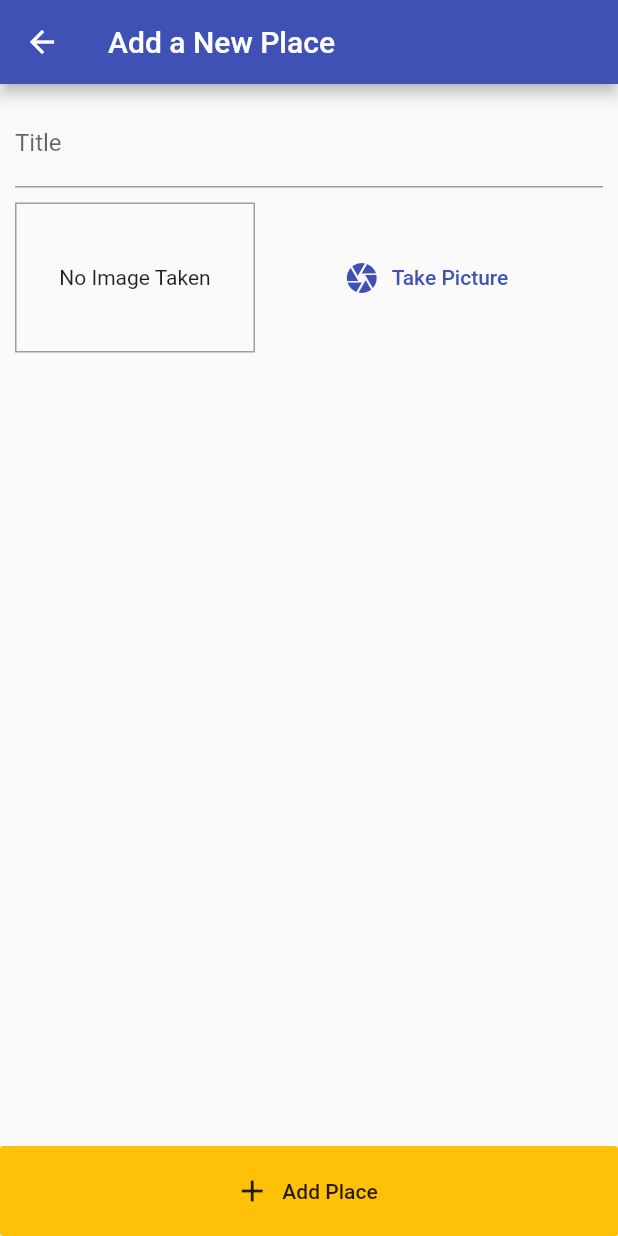
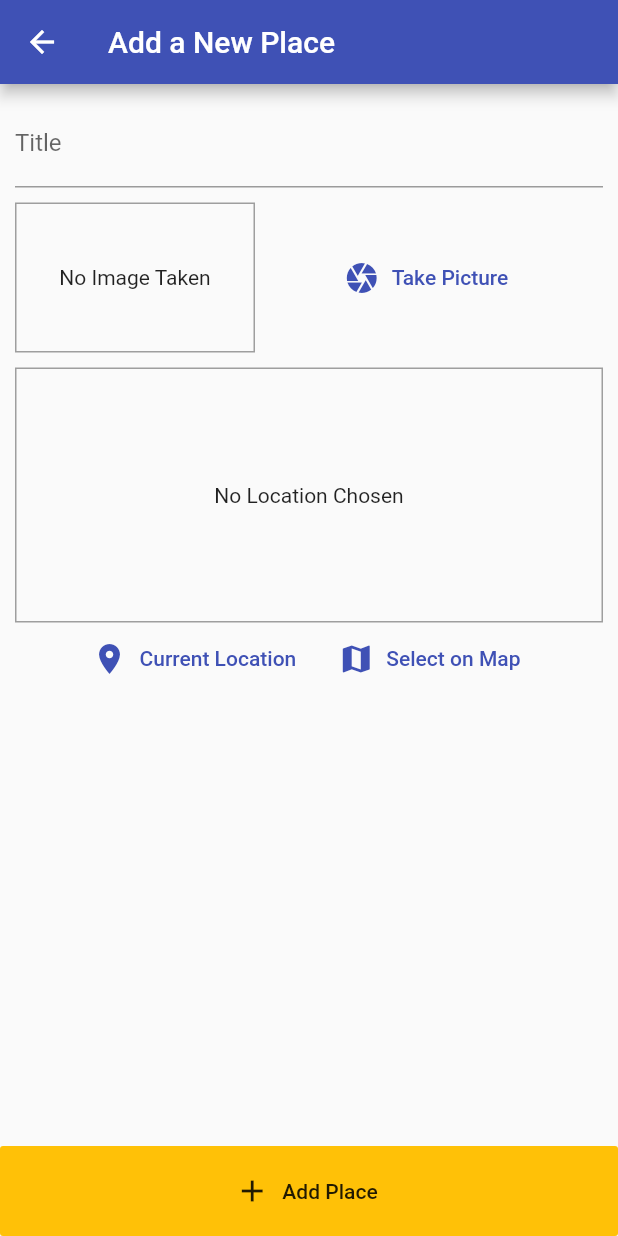
Before and after one commit to FrancaTM/great-places-app, a Flutter app: the AddPlaceScreen screen opened by its route, on a phone screen of 412 x 824 dp. Run offline on Flutter 3.47's test engine with Material 2 defaults, Android fonts, the phone set to English and light mode, and no system bars; our stand-ins replace image_picker, sqflite; accounts and stored records are empty.

Commit message:
add location input layout

```diff
--- a/lib/screens/add_place_screen.dart
+++ b/lib/screens/add_place_screen.dart
@@ -1,6 +1,7 @@
 import 'dart:io';
 
 import 'package:flutter/material.dart';
+import 'package:great_places_app/widgets/location_input.dart';
 import 'package:provider/provider.dart';
 
 import '../providers/great_places_provider.dart';
@@ -51,6 +52,8 @@
                     ),
                     SizedBox(height: 10),
                     ImageInput(_selectImage),
+                    SizedBox(height: 10),
+                    LocationInput(),
                   ],
                 ),
               ),
--- /dev/null
+++ b/lib/widgets/location_input.dart
@@ -0,0 +1,53 @@
+import 'package:flutter/material.dart';
+
+class LocationInput extends StatefulWidget {
+  @override
+  _LocationInputState createState() => _LocationInputState();
+}
+
+class _LocationInputState extends State<LocationInput> {
+  String _previewImageUrl;
+
+  @override
+  Widget build(BuildContext context) {
+    return Column(
+      children: <Widget>[
+        Container(
+          height: 170,
+          width: double.infinity,
+          alignment: Alignment.center,
+          decoration: BoxDecoration(
+            border: Border.all(width: 1, color: Colors.grey),
+          ),
+          child: _previewImageUrl == null
+              ? Text(
+                  'No Location Chosen',
+                  textAlign: TextAlign.center,
+                )
+              : Image.network(
+                  _previewImageUrl,
+                  fit: BoxFit.cover,
+                  width: double.infinity,
+                ),
+        ),
+        Row(
+          mainAxisAlignment: MainAxisAlignment.center,
+          children: <Widget>[
+            FlatButton.icon(
+              icon: Icon(Icons.location_on),
+              label: Text('Current Location'),
+              textColor: Theme.of(context).primaryColor,
+              onPressed: () {},
+            ),
+            FlatButton.icon(
+              icon: Icon(Icons.map),
+              label: Text('Select on Map'),
+              textColor: Theme.of(context).primaryColor,
+              onPressed: () {},
+            ),
+          ],
+        ),
+      ],
+    );
+  }
+}
--- a/pubspec.yaml
+++ b/pubspec.yaml
@@ -25,6 +25,7 @@
   path_provider: ^1.3.0
   path: ^1.6.2
   sqflite: ^1.1.6+5
+  location: ^2.3.5
 
   # The following adds the Cupertino Icons font to your application.
   # Use with the CupertinoIcons class for iOS style icons.
```
Also changed, not shown: pubspec.lock, 4 other files.
